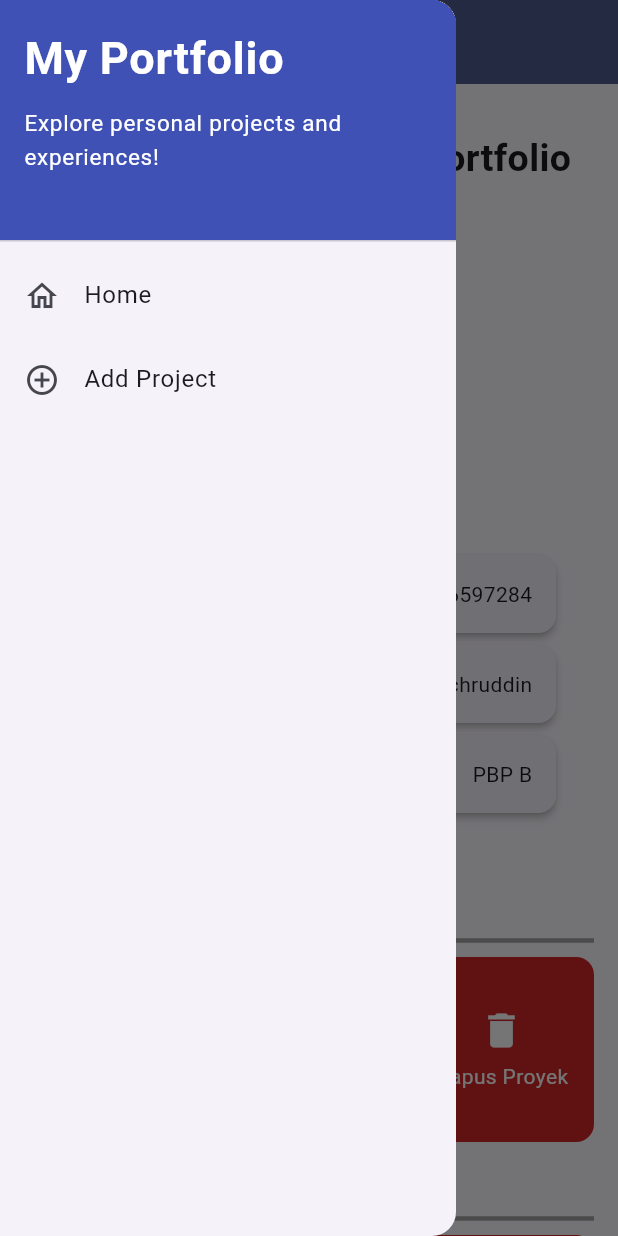
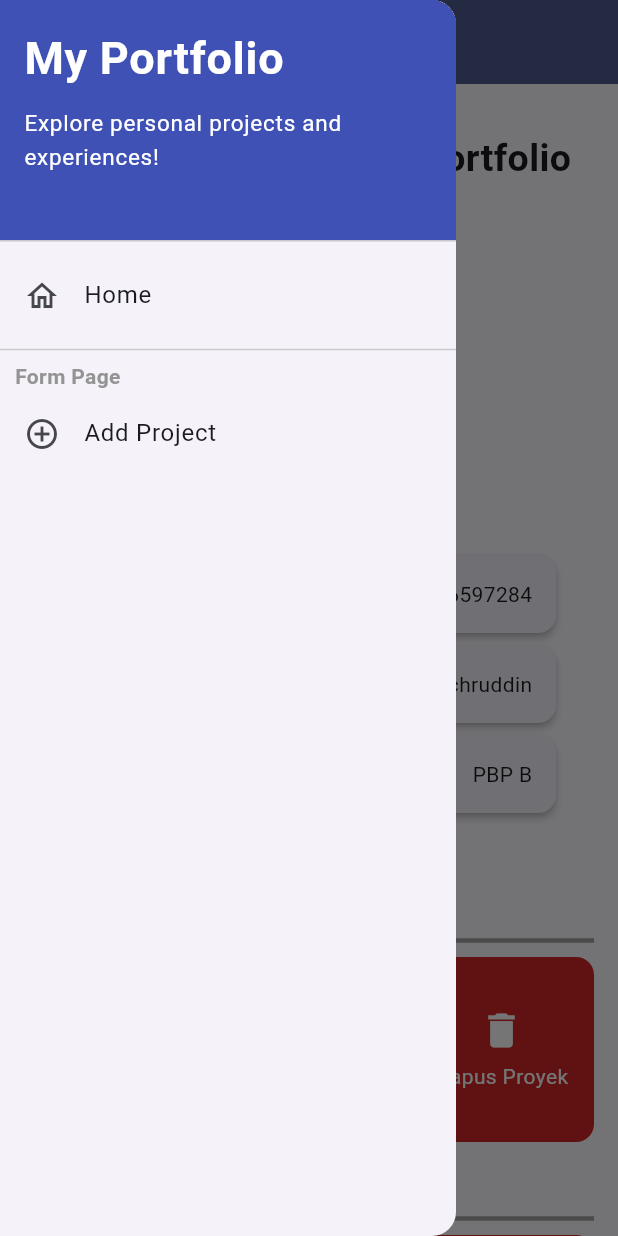
Before and after one commit to aksara-putra-f/myportofolio_mobile, a Flutter app: the screen it shows after launch, with the side drawer open, on a phone screen of 412 x 824 dp. Run offline on Flutter 3.47's test engine with Material 3 defaults, Android fonts, the phone set to English and light mode, and no system bars.

Commit message:
Membuat divider pada drawer

```diff
--- a/lib/widgets/left_drawer.dart
+++ b/lib/widgets/left_drawer.dart
@@ -36,6 +36,7 @@ class LeftDrawer extends StatelessWidget {
               ],
             ),
           ),
+
           ListTile(
             leading: const Icon(Icons.home_outlined),
             title: const Text('Home'),
@@ -49,6 +50,9 @@ class LeftDrawer extends StatelessWidget {
               );
             },
           ),
+
+          DrawerDivider("Form Page"),
+
           ListTile(
             leading: const Icon(Icons.add_circle_outline),
             title: const Text('Add Project'),
@@ -67,3 +71,31 @@ class LeftDrawer extends StatelessWidget {
     );
   }
 }
+
+class DrawerDivider extends StatelessWidget {
+  final String sectionTitle;
+  const DrawerDivider(this.sectionTitle, {super.key});
+
+  @override
+  Widget build(BuildContext context) {
+    return Column(
+      crossAxisAlignment: CrossAxisAlignment.start,
+      children: [
+        Divider(
+          color: const Color.fromARGB(255, 203, 203, 203),
+          thickness: 1.0,
+        ),
+        Padding(
+          padding: EdgeInsets.symmetric(horizontal: 10.0),
+          child: Text(
+          sectionTitle,
+          style: TextStyle(
+            fontWeight: FontWeight.w600,
+            color: const Color.fromARGB(255, 148, 148, 148)
+          ),
+        ),
+        )
+      ],
+    );
+  }
+}
```
